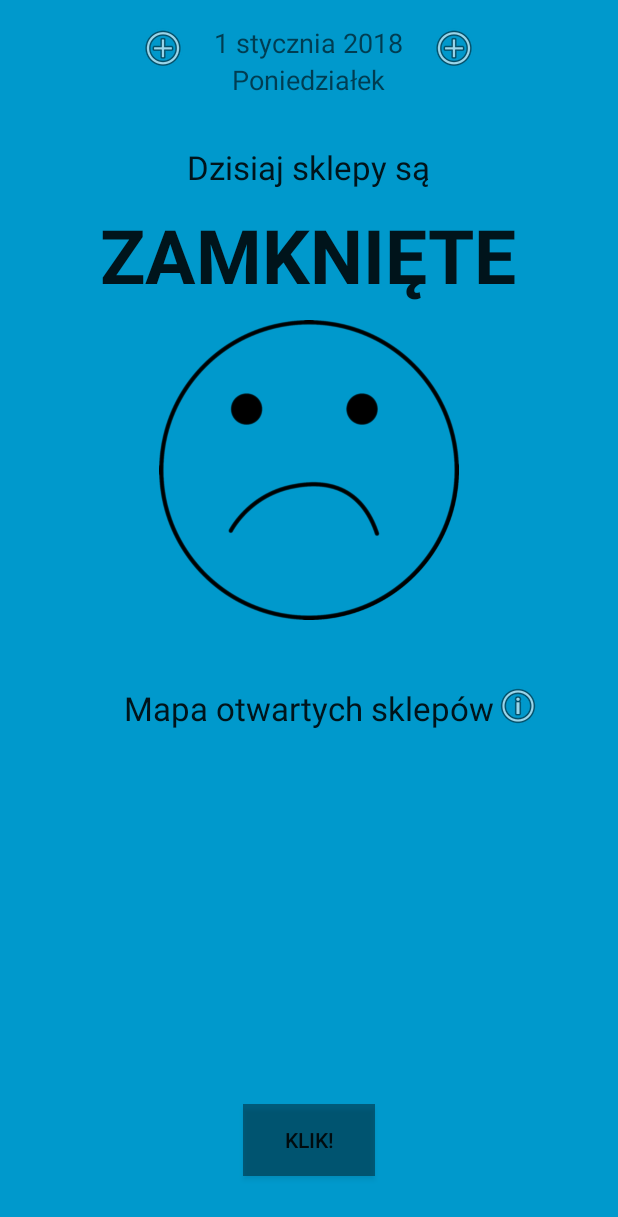
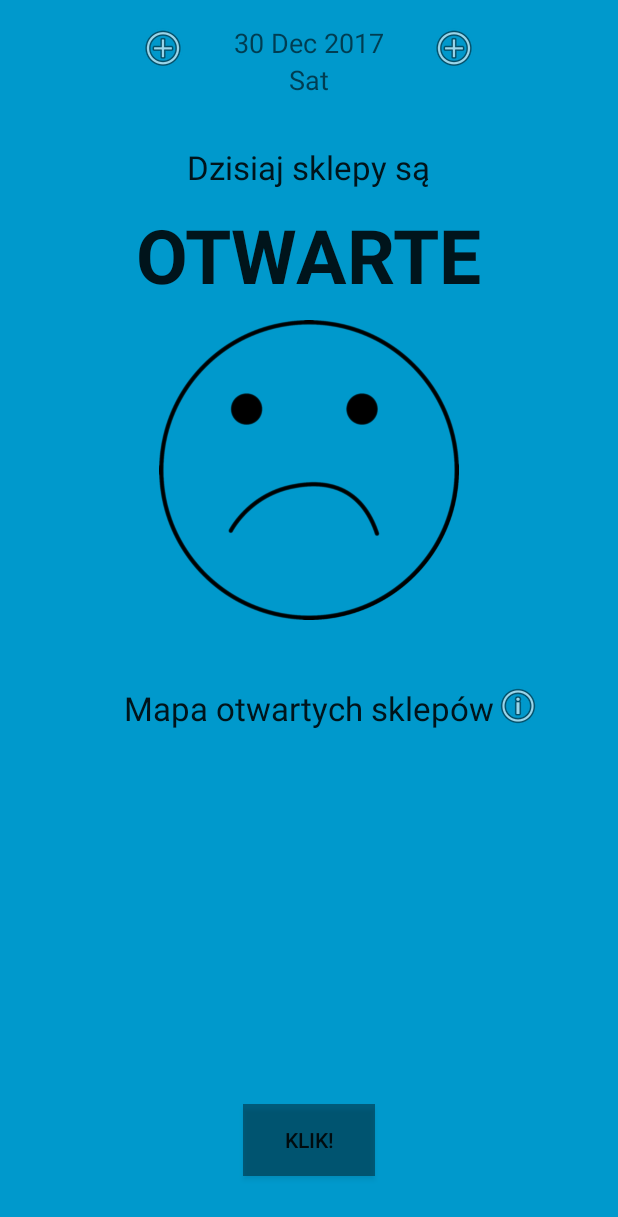
Before and after one commit to cwikp/isitopen-android, an Android app: the MainActivity screen opened directly, with no data from a screen before it, on a phone screen of 412 x 824 dp. Shown: the top 1217 px of the screen. Run offline under Robolectric (Android 15) with nearby library versions, the phone set to English and light mode, and no system bars.

Commit message:
add open-closed functionality

```diff
--- /dev/null
+++ b/app/src/main/java/com/isitopen/ClosedDays.java
@@ -0,0 +1,70 @@
+package com.isitopen;
+
+import java.util.Calendar;
+import java.util.HashMap;
+
+import static com.isitopen.ClosedReason.FREE_SUNDAY;
+import static com.isitopen.ClosedReason.HOLIDAY;
+
+public class ClosedDays {
+    private final static HashMap<ClosedDay, ClosedReason> closedDays = new HashMap<>();
+
+    static {
+        closedDays.put(new ClosedDay(1, 1, 2018), HOLIDAY);
+        closedDays.put(new ClosedDay(1, 7, 2018), FREE_SUNDAY);
+    }
+
+    public static HashMap<ClosedDay, ClosedReason> getClosedDays(){
+        return closedDays;
+    }
+}
+
+class ClosedDay{
+    private final int day;
+    private final int month;
+    private final int year;
+
+    public ClosedDay(int day, int month, int year) {
+        this.day = day;
+        this.month = month;
+        this.year = year;
+    }
+
+    public static ClosedDay of(Calendar calendar) {
+        return new ClosedDay(
+                calendar.get(Calendar.DAY_OF_MONTH),
+                calendar.get(Calendar.MONTH),
+                calendar.get(Calendar.YEAR)
+        );
+    }
+
+    @Override
+    public boolean equals(Object o) {
+        if (this == o) return true;
+        if (o == null || getClass() != o.getClass()) return false;
+
+        ClosedDay closedDay = (ClosedDay) o;
+
+        if (day != closedDay.day) return false;
+        if (month != closedDay.month) return false;
+        return year == closedDay.year;
+    }
+
+    @Override
+    public int hashCode() {
+        int result = day;
+        result = 31 * result + month;
+        result = 31 * result + year;
+        return result;
+    }
+}
+
+enum ClosedReason {
+    HOLIDAY("Swięto"), FREE_SUNDAY("Wolna niedziela");
+
+    private final String info;
+
+    ClosedReason(String info) {
+        this.info = info;
+    }
+}
--- a/app/src/main/java/com/isitopen/MainActivity.java
+++ b/app/src/main/java/com/isitopen/MainActivity.java
@@ -1,31 +1,70 @@
 package com.isitopen;
 
 import android.os.Bundle;
-import android.support.design.widget.FloatingActionButton;
-import android.support.design.widget.Snackbar;
 import android.support.v7.app.AppCompatActivity;
-import android.support.v7.widget.Toolbar;
-import android.view.View;
 import android.view.Menu;
 import android.view.MenuItem;
+import android.view.View;
+import android.widget.TextView;
+
+import java.util.Calendar;
+import java.util.HashMap;
+import java.util.Locale;
 
 public class MainActivity extends AppCompatActivity {
+
+    private final Locale plLocale = new Locale("pl_PL");
+    private Calendar currentCalendar;
 
     @Override
     protected void onCreate(Bundle savedInstanceState) {
         super.onCreate(savedInstanceState);
         setContentView(R.layout.activity_main);
-        Toolbar toolbar = (Toolbar) findViewById(R.id.toolbar);
-        setSupportActionBar(toolbar);
+//        Toolbar toolbar = (Toolbar) findViewById(R.id.toolbar);
+//        setSupportActionBar(toolbar);
 
-        FloatingActionButton fab = (FloatingActionButton) findViewById(R.id.fab);
-        fab.setOnClickListener(new View.OnClickListener() {
-            @Override
-            public void onClick(View view) {
-                Snackbar.make(view, "Replace with your own action", Snackbar.LENGTH_LONG)
-                        .setAction("Action", null).show();
-            }
-        });
+//        FloatingActionButton fab = (FloatingActionButton) findViewById(R.id.fab);
+//        fab.setOnClickListener(new View.OnClickListener() {
+//            @Override
+//            public void onClick(View view) {
+//                Snackbar.make(view, "Replace with your own action", Snackbar.LENGTH_LONG)
+//                        .setAction("Action", null).show();
+//            }
+//        });
+        currentCalendar = Calendar.getInstance(plLocale);
+        setCurrentDate();
+        setOpenClosedInfo();
+    }
+
+    private void setCurrentDate() {
+        TextView dateText = (TextView) findViewById(R.id.dateText);
+        TextView weekDayText = (TextView) findViewById(R.id.weekdayText);
+        dateText.setText(getCurrentDate(currentCalendar, plLocale));
+        weekDayText.setText(getCurrentWeekday(currentCalendar, plLocale));
+    }
+
+    //    https://stackoverflow.com/questions/14832151/how-to-get-month-name-from-calendar
+    private String getCurrentDate(Calendar calendar, Locale locale) {
+        int day = calendar.get(Calendar.DAY_OF_MONTH);
+        String month = calendar.getDisplayName(Calendar.MONTH, Calendar.LONG, locale);
+        int year = calendar.get(Calendar.YEAR);
+        return String.format(locale, "%d %s %d", day, month, year);
+    }
+
+    private String getCurrentWeekday(Calendar calendar, Locale locale) {
+        return calendar.getDisplayName(Calendar.DAY_OF_WEEK, Calendar.LONG, locale);
+    }
+
+    private void setOpenClosedInfo() {
+        String mainText = isOpen() ? getString(R.string.open) : getString(R.string.closed);
+        TextView mainInfoText = (TextView) findViewById(R.id.mainInfoText);
+        mainInfoText.setText(mainText);
+    }
+
+    private boolean isOpen() {
+        HashMap<ClosedDay, ClosedReason> closedDays = ClosedDays.getClosedDays();
+        ClosedDay possibleClosedDay = ClosedDay.of(currentCalendar);
+        return !closedDays.keySet().contains(possibleClosedDay);
     }
 
     @Override
@@ -49,4 +88,16 @@ public class MainActivity extends AppCompatActivity {
 
         return super.onOptionsItemSelected(item);
     }
+
+    public void onDatePlusClick(View view) {
+        int currentDay = currentCalendar.get(Calendar.DAY_OF_MONTH);
+        currentCalendar.set(Calendar.DAY_OF_MONTH, currentDay + 1);
+        setCurrentDate();
+    }
+
+    public void onDateMinusClick(View view) {
+        int currentDay = currentCalendar.get(Calendar.DAY_OF_MONTH);
+        currentCalendar.set(Calendar.DAY_OF_MONTH, currentDay - 1);
+        setCurrentDate();
+    }
 }
--- a/app/src/main/res/layout/content_main.xml
+++ b/app/src/main/res/layout/content_main.xml
@@ -17,7 +17,7 @@
         android:layout_height="wrap_content"
         android:textAppearance="?android:attr/textAppearanceMedium"
         android:text="1 stycznia 2018"
-        android:id="@+id/textView"
+        android:id="@+id/dateText"
         android:layout_alignParentTop="true"
         android:layout_centerHorizontal="true" />
 
@@ -26,8 +26,8 @@
         android:layout_height="wrap_content"
         android:textAppearance="?android:attr/textAppearanceMedium"
         android:text="Poniedziałek"
-        android:id="@+id/textView2"
-        android:layout_below="@+id/textView"
+        android:id="@+id/weekdayText"
+        android:layout_below="@+id/dateText"
         android:layout_centerHorizontal="true" />
 
     <TextView
@@ -35,9 +35,9 @@
         android:layout_height="wrap_content"
         android:textAppearance="?android:attr/textAppearanceLarge"
         android:text="Dzisiaj sklepy są"
-        android:id="@+id/textView3"
+        android:id="@+id/openInfoText"
         android:layout_marginTop="31dp"
-        android:layout_below="@+id/textView2"
+        android:layout_below="@+id/weekdayText"
         android:layout_centerHorizontal="true" />
 
     <TextView
@@ -47,19 +47,19 @@
         android:text="ZAMKNIĘTE"
         android:textSize="50sp"
         android:textStyle="bold"
-        android:id="@+id/textView4"
+        android:id="@+id/mainInfoText"
         android:layout_marginTop="10dp"
-        android:layout_below="@+id/textView3"
+        android:layout_below="@+id/openInfoText"
         android:layout_centerHorizontal="true" />
 
     <ImageView
         android:layout_width="200dp"
         android:layout_height="200dp"
-        android:id="@+id/imageView"
+        android:id="@+id/faceImage"
         android:src="@drawable/sadface"
         android:scaleType="fitXY"
         android:layout_marginTop="10dp"
-        android:layout_below="@+id/textView4"
+        android:layout_below="@+id/mainInfoText"
         android:layout_centerHorizontal="true" />
 
     <TextView
@@ -67,8 +67,8 @@
         android:layout_height="wrap_content"
         android:textAppearance="?android:attr/textAppearanceLarge"
         android:text="Mapa otwartych sklepów"
-        android:id="@+id/textView5"
-        android:layout_below="@+id/imageView"
+        android:id="@+id/mapText"
+        android:layout_below="@+id/faceImage"
         android:layout_centerHorizontal="true"
         android:layout_marginTop="44dp" />
 
@@ -77,7 +77,7 @@
         android:layout_height="wrap_content"
         android:text="Klik!"
         android:background="@color/black_overlay"
-        android:id="@+id/button"
+        android:id="@+id/mapButton"
         android:layout_alignParentBottom="true"
         android:layout_centerHorizontal="true"
         android:layout_marginBottom="24dp" />
@@ -85,28 +85,32 @@
     <ImageView
         android:layout_width="wrap_content"
         android:layout_height="wrap_content"
-        android:id="@+id/imageView2"
+        android:id="@+id/mapInfo"
         android:src="@android:drawable/ic_menu_info_details"
-        android:layout_alignBottom="@+id/textView5"
-        android:layout_toRightOf="@+id/textView5"
-        android:layout_toEndOf="@+id/textView5" />
+        android:layout_alignBottom="@+id/mapText"
+        android:layout_toRightOf="@+id/mapText"
+        android:layout_toEndOf="@+id/mapText" />
 
     <ImageView
         android:layout_width="wrap_content"
         android:layout_height="wrap_content"
-        android:id="@+id/imageView3"
+        android:id="@+id/datePlusButton"
         android:src="@android:drawable/ic_menu_add"
-        android:layout_alignTop="@+id/textView"
-        android:layout_toRightOf="@+id/textView3"
-        android:layout_toEndOf="@+id/textView3" />
+        android:clickable="true"
+        android:onClick="onDatePlusClick"
+        android:layout_alignTop="@+id/dateText"
+        android:layout_toRightOf="@+id/openInfoText"
+        android:layout_toEndOf="@+id/openInfoText" />
 
     <ImageView
         android:layout_width="wrap_content"
         android:layout_height="wrap_content"
-        android:id="@+id/imageView4"
+        android:id="@+id/dateMinusButton"
         android:src="@android:drawable/ic_menu_add"
-        android:layout_alignTop="@+id/textView"
-        android:layout_toLeftOf="@+id/textView3"
-        android:layout_toStartOf="@+id/textView3" />
+        android:clickable="true"
+        android:onClick="onDateMinusClick"
+        android:layout_alignTop="@+id/dateText"
+        android:layout_toLeftOf="@+id/openInfoText"
+        android:layout_toStartOf="@+id/openInfoText" />
 
 </RelativeLayout>
--- a/app/src/main/res/values/strings.xml
+++ b/app/src/main/res/values/strings.xml
@@ -5,4 +5,6 @@
     <string name="title_activity_fullscreen">FullscreenActivity</string>
     <string name="dummy_button">Dummy Button</string>
     <string name="dummy_content">DUMMY\nCONTENT</string>
+    <string name="open">OTWARTE</string>
+    <string name="closed">ZAMKNIĘTE</string>
 </resources>
```
